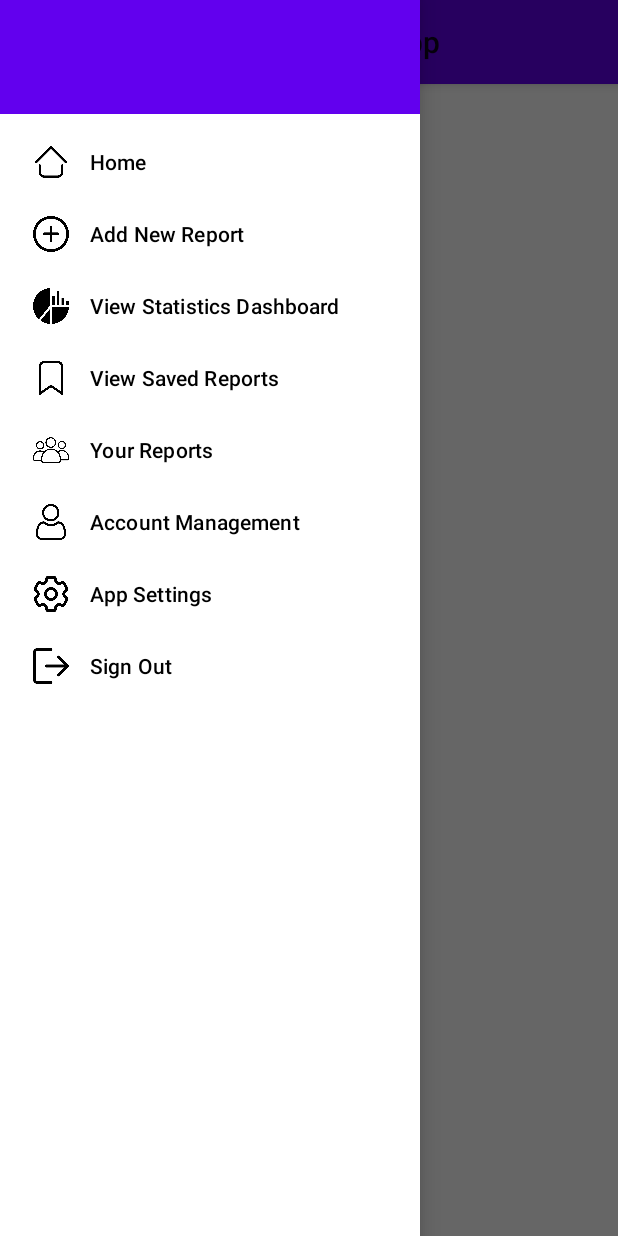
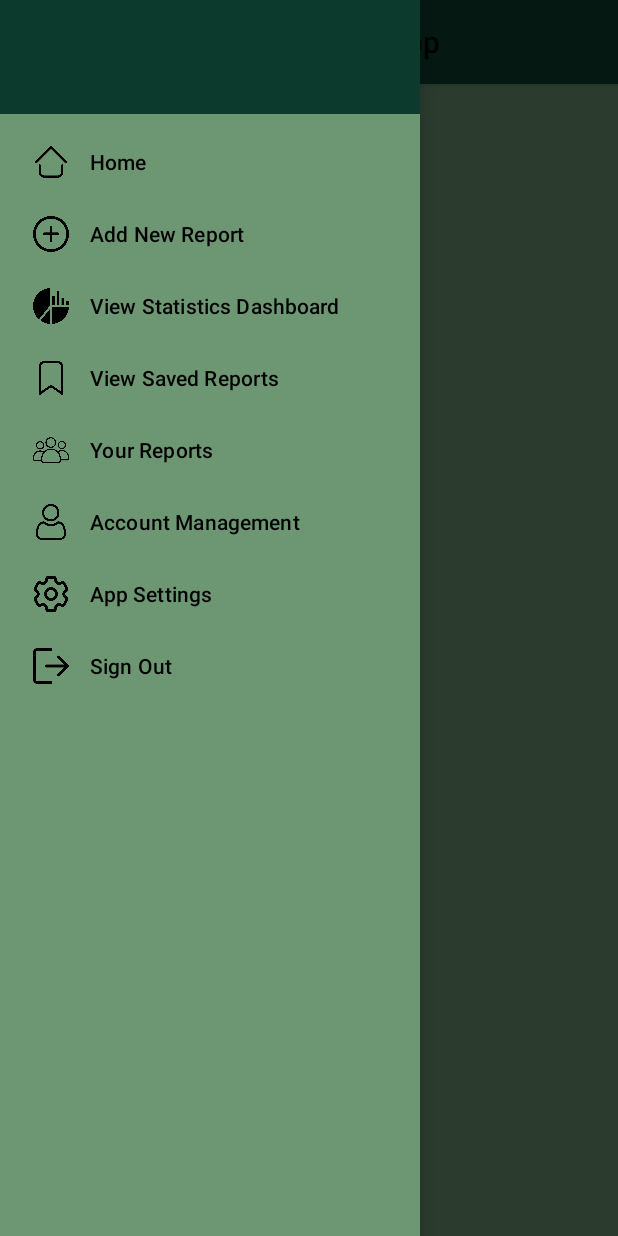
Before and after one commit to BenJohnson0/CleanStreets, an Android app: the HomeActivity screen opened directly, with no data from a screen before it, with the side drawer open, on a phone screen of 412 x 824 dp. Run offline under Robolectric (Android 15) with nearby library versions, the phone set to English and light mode, and no system bars; our stand-ins replace Firebase (no records; nobody signed in at launch, a user with empty details on screens opened directly).

Commit message:
added some colours (change later)

```diff
--- a/app/src/main/res/layout/activity_home.xml
+++ b/app/src/main/res/layout/activity_home.xml
@@ -5,6 +5,7 @@
     android:id="@+id/drawer_layout"
     android:layout_width="match_parent"
     android:layout_height="match_parent"
+    android:background="@color/colorPrimary"
     android:fitsSystemWindows="true"
     tools:openDrawer="start">
 
@@ -18,7 +19,7 @@
             android:id="@+id/toolbar"
             android:layout_width="match_parent"
             android:layout_height="?attr/actionBarSize"
-            android:background="?attr/colorPrimary"
+            android:background="?attr/colorPrimaryVariant"
             android:elevation="4dp"
             android:theme="@style/ThemeOverlay.AppCompat.ActionBar"
             app:popupTheme="@style/ThemeOverlay.AppCompat.Light" />
@@ -32,6 +33,7 @@
         android:id="@+id/navigation_view"
         android:layout_width="wrap_content"
         android:layout_height="match_parent"
+        android:background="@color/colorPrimary"
         android:layout_gravity="start"
         android:fitsSystemWindows="true"
         app:headerLayout="@layout/nav_header"
--- a/app/src/main/res/layout/activity_main.xml
+++ b/app/src/main/res/layout/activity_main.xml
@@ -3,6 +3,7 @@
     xmlns:tools="http://schemas.android.com/tools"
     android:layout_width="match_parent"
     android:layout_height="match_parent"
+    android:background="@color/colorPrimaryDark"
     android:orientation="vertical"
     android:gravity="center"
     android:padding="16dp"
@@ -21,12 +22,14 @@
         android:id="@+id/buttonRegister"
         android:layout_width="match_parent"
         android:layout_height="wrap_content"
+        android:background="@color/colorSecondary"
         android:text="Register" />
 
     <Button
         android:id="@+id/buttonLogin"
         android:layout_width="match_parent"
         android:layout_height="wrap_content"
+        android:background="@color/colorSecondary"
         android:layout_marginTop="16dp"
         android:text="Login" />
 
--- a/app/src/main/res/layout/nav_header.xml
+++ b/app/src/main/res/layout/nav_header.xml
@@ -2,7 +2,7 @@
 <LinearLayout xmlns:android="http://schemas.android.com/apk/res/android"
     android:layout_width="match_parent"
     android:layout_height="wrap_content"
-    android:background="?attr/colorPrimary"
+    android:background="?attr/colorPrimaryVariant"
     android:gravity="center_vertical"
     android:orientation="vertical"
     android:padding="16dp"
--- a/app/src/main/res/values/colors.xml
+++ b/app/src/main/res/values/colors.xml
@@ -1,10 +1,13 @@
 <?xml version="1.0" encoding="utf-8"?>
 <resources>
-    <color name="purple_200">#FFBB86FC</color>
-    <color name="purple_500">#FF6200EE</color>
-    <color name="purple_700">#FF3700B3</color>
-    <color name="teal_200">#FF03DAC5</color>
-    <color name="teal_700">#FF018786</color>
     <color name="black">#FF000000</color>
     <color name="white">#FFFFFFFF</color>
+
+    <color name="colorPrimary">#6D9773</color>
+    <color name="colorPrimaryDark">#0C3B2E</color>
+    <color name="colorAccent">#B46617</color>
+    <color name="colorSecondary">#FFBA00</color>
+
+
+
 </resources>
--- a/app/src/main/res/values/themes.xml
+++ b/app/src/main/res/values/themes.xml
@@ -2,15 +2,11 @@
     <!-- Base application theme. -->
     <style name="Theme.Urbanmanagementapp" parent="Theme.MaterialComponents.DayNight.NoActionBar">
         <!-- Primary brand color. -->
-        <item name="colorPrimary">@color/purple_500</item>
-        <item name="colorPrimaryVariant">@color/purple_700</item>
-        <item name="colorOnPrimary">@color/white</item>
-        <!-- Secondary brand color. -->
-        <item name="colorSecondary">@color/teal_200</item>
-        <item name="colorSecondaryVariant">@color/teal_700</item>
+        <item name="colorPrimary">@color/colorPrimary</item>
+        <item name="colorPrimaryVariant">@color/colorPrimaryDark</item>
+        <item name="colorOnPrimary">@color/colorPrimaryDark</item>
+        <item name="colorSecondary">@color/colorAccent</item>
         <item name="colorOnSecondary">@color/black</item>
-        <!-- Status bar color. -->
-        <item name="android:statusBarColor">?attr/colorPrimaryVariant</item>
-        <!-- Customize your theme here. -->
+        <item name="android:statusBarColor">?attr/colorAccent</item>
     </style>
 </resources>
```
